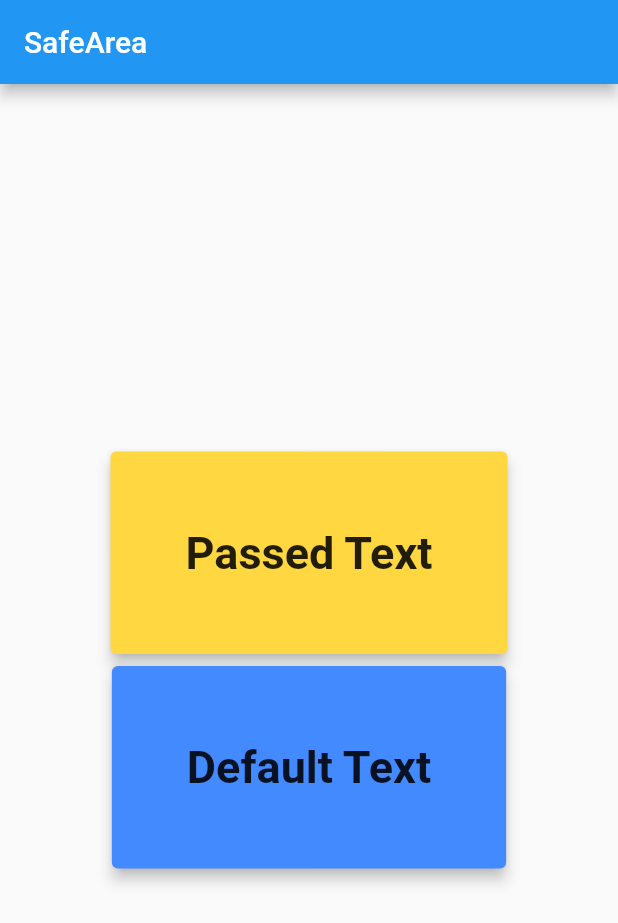
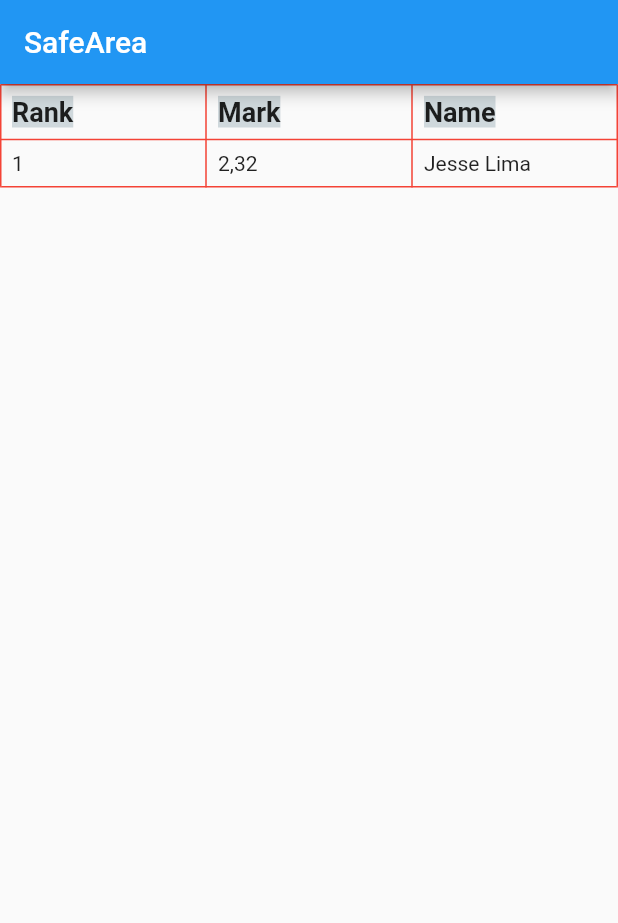
Before and after one commit to jesselima/widget_of_the_week, a Flutter app: the screen it shows after launch, on a phone screen of 412 x 824 dp. Shown: the top 923 px of the screen. Run offline on Flutter 3.47's test engine with Material 2 defaults, Android fonts, the phone set to English and light mode, and no system bars.

Commit message:
Simple Table Widget sample

```diff
--- a/lib/main.dart
+++ b/lib/main.dart
@@ -35,15 +35,68 @@ class _MyHomePageState extends State<MyHomePage> {
       appBar: AppBar(
         title: Text("SafeArea"),
       ),
-      body: Center(
-        child: Column(
-          mainAxisAlignment: MainAxisAlignment.center,
-          children: <Widget>[
-            MyCard(cardColor: Colors.amberAccent, cardText: "Passed Text",),
-            MyCard(),
-          ],
-        ),
-      ),
+      body: Table(
+        border: TableBorder.all(color: Colors.red),
+//        columnWidths: {1: FractionColumnWidth(.4)},
+        children: [
+          TableRow(
+            children: [
+              TableCell(
+                child:
+                Padding(
+                  padding: const EdgeInsets.all(8.0),
+                  child: Text("Rank", style: TextStyle(
+                        fontSize: 18,
+                        fontWeight:
+                        FontWeight.bold,
+                        backgroundColor: Colors.blueGrey[100])
+                    ),
+                ),
+              ),
+              TableCell(
+                child:
+                Padding(
+                  padding: const EdgeInsets.all(8.0),
+                  child: Text("Mark", style: TextStyle(
+                        fontSize: 18,
+                        fontWeight:
+                        FontWeight.bold,
+                        backgroundColor: Colors.blueGrey[100])
+                    ),
+                ),
+              ),
+              TableCell(child:
+              Padding(
+                padding: const EdgeInsets.all(8.0),
+                child:
+                  Text("Name", style: TextStyle(
+                      fontSize: 18,
+                      fontWeight:
+                      FontWeight.bold,
+                      backgroundColor: Colors.blueGrey[100])
+                  ),
+              ),
+              ),
+            ]
+          ),
+          TableRow(
+              children: [
+                TableCell(child: Padding(
+                  padding: const EdgeInsets.all(8.0),
+                  child: Text("1",),
+                )),
+                TableCell(child: Padding(
+                  padding: const EdgeInsets.all(8.0),
+                  child: Text("2,32",),
+                )),
+                TableCell(child: Padding(
+                  padding: const EdgeInsets.all(8.0),
+                  child: Text("Jesse Lima",),
+                )),
+              ]
+          )
+        ],
+      )
     );
   }
 }
```
